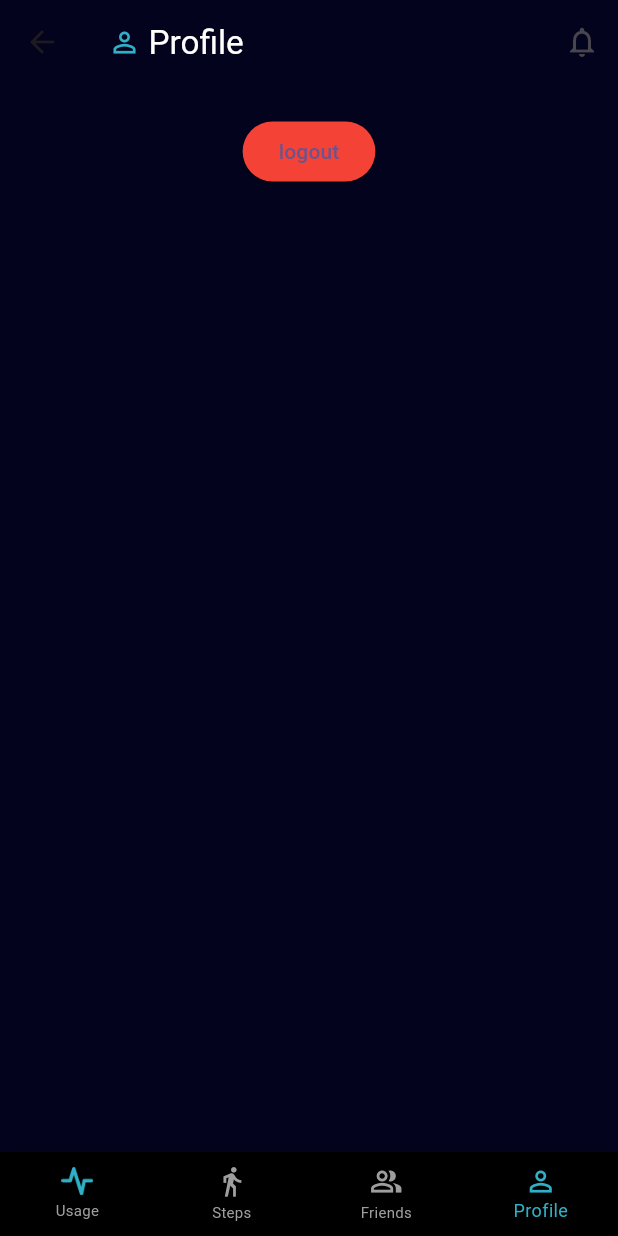
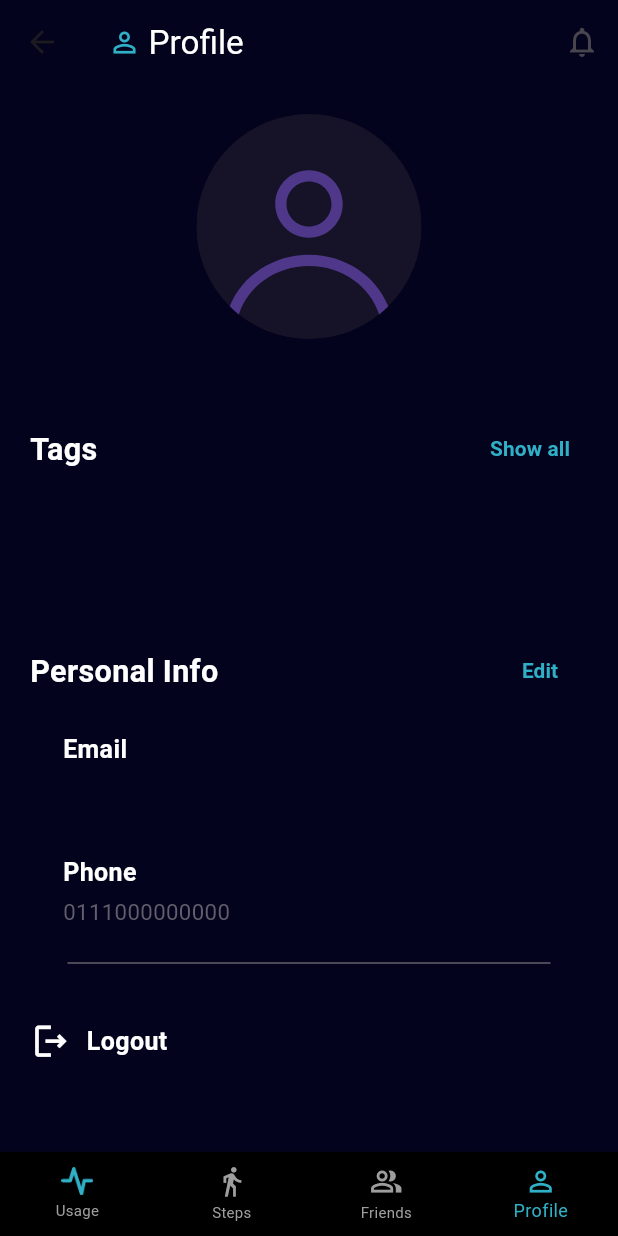
Before and after one commit to OmarAbdelgilil/trackwise_mobile_app, a Flutter app: the HomeScreen screen opened directly, item 4 of the bottom bar chosen, on a phone screen of 412 x 824 dp. Run offline on Flutter 3.47's test engine with Material 3 defaults, Android fonts, the light colour scheme and no system bars; our stand-ins replace dio, fl_chart, flutter_riverpod, flutter_screenutil, flutter_svg, get_it and 8 more; accounts and stored records are empty.

Commit message:
Profile screen

```diff
--- a/lib/core/api/api_constants.dart
+++ b/lib/core/api/api_constants.dart
@@ -1,5 +1,5 @@
 class ApiConstants {
-  static const String baseUrl = 'http://192.168.100.3:3000/api';
+  static const String baseUrl = 'http://192.168.1.56:3000/api';
   static const String loginPath = '/login';
   static const String signupPath = '/signup';
 }
--- /dev/null
+++ b/lib/features/profile/presentation/logout_dialog.dart
@@ -0,0 +1,36 @@
+import 'package:flutter/material.dart';
+import 'package:track_wise_mobile_app/utils/colors_manager.dart';
+
+void showLogoutDialog(
+    BuildContext context, Future<void> Function() logoutFunction) {
+  showDialog(
+    context: context,
+    builder: (context) {
+      return AlertDialog(
+        backgroundColor: ColorsManager.backgroundColor,
+        title: const Text(
+          "Logout",
+          style: TextStyle(color: Colors.white),
+        ),
+        content: const Text("Are you sure you want to log out?",
+            style: TextStyle(color: Colors.white)),
+        actions: [
+          TextButton(
+            onPressed: () => Navigator.pop(context),
+            child: const Text("Cancel", style: TextStyle(color: Colors.white)),
+          ),
+          TextButton(
+            onPressed: () async {
+              Navigator.pop(context);
+              await logoutFunction();
+            },
+            child: const Text(
+              "Logout",
+              style: TextStyle(color: Colors.red),
+            ),
+          ),
+        ],
+      );
+    },
+  );
+}
--- a/lib/features/profile/presentation/profile_screen.dart
+++ b/lib/features/profile/presentation/profile_screen.dart
@@ -1,8 +1,14 @@
 import 'package:flutter/material.dart';
 import 'package:flutter_riverpod/flutter_riverpod.dart';
+import 'package:flutter_screenutil/flutter_screenutil.dart';
+import 'package:flutter_svg/flutter_svg.dart';
 import 'package:track_wise_mobile_app/core/provider/user_provider.dart';
+import 'package:track_wise_mobile_app/features/profile/presentation/logout_dialog.dart';
 import 'package:track_wise_mobile_app/features/profile/presentation/profile_login_screen.dart';
 import 'package:track_wise_mobile_app/features/profile/presentation/view_models/profile_view_model.dart';
+import 'package:track_wise_mobile_app/features/profile/presentation/widgets/profile_details_section.dart';
+import 'package:track_wise_mobile_app/features/profile/presentation/widgets/tags_section.dart';
+import 'package:track_wise_mobile_app/utils/colors_manager.dart';
 
 class ProfileScreen extends ConsumerWidget {
   const ProfileScreen({super.key});
@@ -13,21 +19,69 @@ class ProfileScreen extends ConsumerWidget {
     final viewModel = ref.read(profileProvider.notifier);
     return prov == null
         ? const ProfileLoginScreen()
-        : Center(
-            child: Column(
-              children: [
-                Text(
-                  prov.firstName,
-                  style: const TextStyle(color: Colors.white),
-                ),
-                ElevatedButton(
-                    style:
-                        ElevatedButton.styleFrom(backgroundColor: Colors.red),
-                    onPressed: () {
-                      viewModel.logout();
-                    },
-                    child: const Text("logout"))
-              ],
+        : SingleChildScrollView(
+            child: Padding(
+              padding: const EdgeInsets.all(20),
+              child: Column(
+                mainAxisAlignment: MainAxisAlignment.center,
+                children: [
+                  Center(
+                    child: Column(
+                      children: [
+                        SvgPicture.asset(
+                          "assets/svgs/profile_icon.svg",
+                          width: 150,
+                          height: 150,
+                        ),
+                        Padding(
+                          padding: const EdgeInsets.all(8.0),
+                          child: Text(
+                            '${prov.firstName} ${prov.lastName}',
+                            style: TextStyle(
+                                fontSize: 25.sp,
+                                fontWeight: FontWeight.bold,
+                                color: Colors.white),
+                          ),
+                        )
+                      ],
+                    ),
+                  ),
+                  const TagsSection(),
+                  ProfileDetailsSection(
+                      email: prov.email, phone: "0111000000000"),
+                  const Padding(
+                    padding: EdgeInsets.symmetric(horizontal: 25),
+                    child: Divider(
+                      color: ColorsManager.lightgrey,
+                    ),
+                  ),
+                  Padding(
+                    padding: const EdgeInsets.only(top: 30),
+                    child: InkWell(
+                      onTap: () => showLogoutDialog(context, viewModel.logout),
+                      child: Row(
+                        children: [
+                          Icon(
+                            Icons.logout_outlined,
+                            color: Colors.white,
+                            size: 30.sp,
+                          ),
+                          const SizedBox(
+                            width: 10,
+                          ),
+                          Text(
+                            "Logout",
+                            style: TextStyle(
+                                fontSize: 18.sp,
+                                fontWeight: FontWeight.bold,
+                                color: Colors.white),
+                          )
+                        ],
+                      ),
+                    ),
+                  )
+                ],
+              ),
             ),
           );
   }
--- /dev/null
+++ b/lib/features/profile/presentation/widgets/profile_details_section.dart
@@ -0,0 +1,50 @@
+import 'package:flutter/material.dart';
+import 'package:flutter_screenutil/flutter_screenutil.dart';
+import 'package:track_wise_mobile_app/features/profile/presentation/widgets/section_header.dart';
+import 'package:track_wise_mobile_app/utils/colors_manager.dart';
+
+class ProfileDetailsSection extends StatelessWidget {
+  final String email;
+  final String phone;
+  const ProfileDetailsSection(
+      {super.key, required this.email, required this.phone});
+  Widget detailItem(String title, String value) {
+    return Padding(
+      padding: const EdgeInsets.symmetric(vertical: 16, horizontal: 22),
+      child: Column(
+        crossAxisAlignment: CrossAxisAlignment.start,
+        children: [
+          Text(
+            title,
+            style: TextStyle(
+              fontSize: 18.sp,
+              fontWeight: FontWeight.bold,
+              color: Colors.white,
+            ),
+          ),
+          const SizedBox(height: 4),
+          Text(
+            value,
+            style: TextStyle(
+              color: ColorsManager.lightgrey,
+              fontSize: 16.sp,
+            ),
+          ),
+        ],
+      ),
+    );
+  }
+
+  @override
+  Widget build(BuildContext context) {
+    return Column(
+      crossAxisAlignment: CrossAxisAlignment.start,
+      children: [
+        SectionHeader(
+            title: "Personal Info", buttonText: "Edit", onPressed: () {}),
+        detailItem("Email", email),
+        detailItem("Phone", phone),
+      ],
+    );
+  }
+}
--- /dev/null
+++ b/lib/features/profile/presentation/widgets/section_header.dart
@@ -0,0 +1,40 @@
+import 'package:flutter/material.dart';
+import 'package:flutter_screenutil/flutter_screenutil.dart';
+import 'package:track_wise_mobile_app/utils/colors_manager.dart';
+
+class SectionHeader extends StatelessWidget {
+  final String title;
+  final String buttonText;
+  final VoidCallback onPressed;
+  const SectionHeader(
+      {super.key,
+      required this.title,
+      required this.buttonText,
+      required this.onPressed});
+
+  @override
+  Widget build(BuildContext context) {
+    return Row(
+      children: [
+        Text(
+          title,
+          style: TextStyle(
+              fontSize: 22.sp,
+              fontWeight: FontWeight.bold,
+              color: Colors.white),
+        ),
+        const Spacer(),
+        TextButton(
+          onPressed: onPressed,
+          child: Text(
+            buttonText,
+            style: TextStyle(
+                fontSize: 15.sp,
+                fontWeight: FontWeight.bold,
+                color: ColorsManager.primaryColor),
+          ),
+        ),
+      ],
+    );
+  }
+}
--- /dev/null
+++ b/lib/features/profile/presentation/widgets/tags_section.dart
@@ -0,0 +1,20 @@
+import 'package:flutter/material.dart';
+import 'package:track_wise_mobile_app/features/profile/presentation/widgets/section_header.dart';
+
+class TagsSection extends StatelessWidget {
+  const TagsSection({super.key});
+
+  @override
+  Widget build(BuildContext context) {
+    return Column(
+      children: [
+        SectionHeader(title: "Tags", buttonText: "Show all", onPressed: () {}),
+        //tbd tags list
+        const SizedBox(
+          height: 100,
+        ),
+        //////////////
+      ],
+    );
+  }
+}
--- a/pubspec.yaml
+++ b/pubspec.yaml
@@ -56,6 +56,7 @@ dependencies:
   health: ^12.0.1
   lottie: ^3.3.1
   shared_preferences: ^2.5.2
+  flutter_svg: ^2.0.17
 
 dev_dependencies:
   flutter_test:
@@ -86,6 +87,7 @@ flutter:
     - assets/images/app_icon.png
     - assets/images/heart_beat.png
     - assets/lotties/
+    - assets/svgs/
 
   # An image asset can refer to one or more resolution-specific "variants", see
   # https://flutter.dev/to/resolution-aware-images
```
Also changed, not shown: assets/svgs/profile_icon.svg (added), pubspec.lock.
